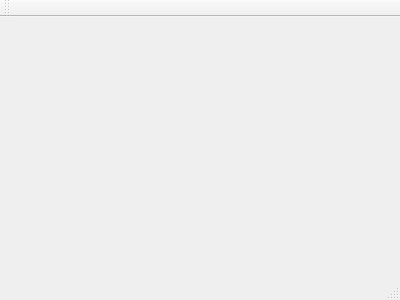
Old version of the form EDD_Practica1/mainwindow.ui in the repository 201314735/EDD_201314735.
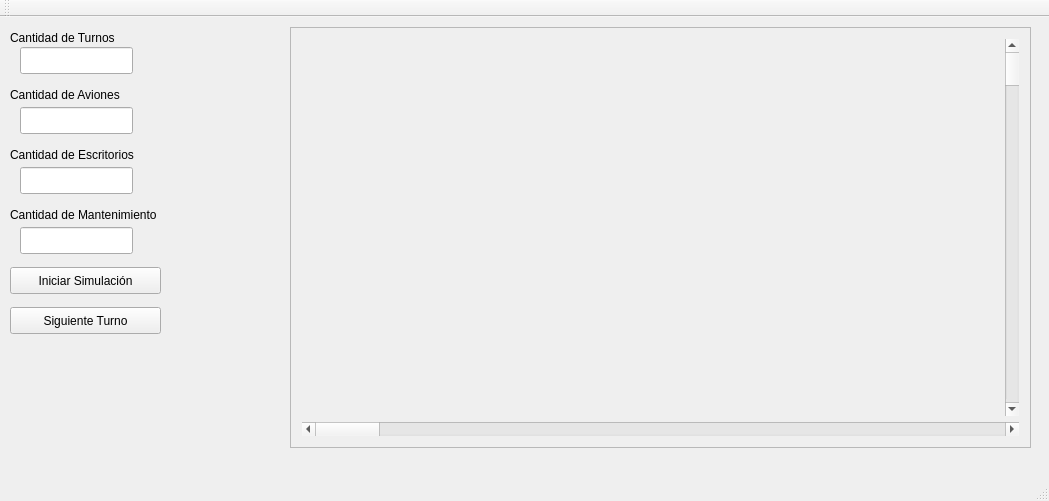
New version of the form.

```diff
--- a/EDD_Practica1/mainwindow.ui
+++ b/EDD_Practica1/mainwindow.ui
@@ -1,24 +1,197 @@
 <ui version="4.0">
  <class>MainWindow</class>
- <widget class="QMainWindow" name="MainWindow" >
-  <property name="geometry" >
+ <widget class="QMainWindow" name="MainWindow">
+  <property name="geometry">
    <rect>
     <x>0</x>
     <y>0</y>
-    <width>400</width>
-    <height>300</height>
+    <width>1049</width>
+    <height>501</height>
    </rect>
   </property>
   <property name="windowTitle" >
    <string>MainWindow</string>
   </property>
-  <widget class="QMenuBar" name="menuBar" />
-  <widget class="QToolBar" name="mainToolBar" />
-  <widget class="QWidget" name="centralWidget" />
-  <widget class="QStatusBar" name="statusBar" />
+  <widget class="QWidget" name="centralWidget">
+   <widget class="QLabel" name="label">
+    <property name="geometry">
+     <rect>
+      <x>10</x>
+      <y>10</y>
+      <width>131</width>
+      <height>21</height>
+     </rect>
+    </property>
+    <property name="text">
+     <string>Cantidad de Turnos</string>
+    </property>
+   </widget>
+   <widget class="QLabel" name="label_2">
+    <property name="geometry">
+     <rect>
+      <x>10</x>
+      <y>70</y>
+      <width>141</width>
+      <height>16</height>
+     </rect>
+    </property>
+    <property name="text">
+     <string>Cantidad de Aviones</string>
+    </property>
+   </widget>
+   <widget class="QLabel" name="label_3">
+    <property name="geometry">
+     <rect>
+      <x>10</x>
+      <y>130</y>
+      <width>161</width>
+      <height>16</height>
+     </rect>
+    </property>
+    <property name="text">
+     <string>Cantidad de Escritorios</string>
+    </property>
+   </widget>
+   <widget class="QLabel" name="label_4">
+    <property name="geometry">
+     <rect>
+      <x>10</x>
+      <y>190</y>
+      <width>191</width>
+      <height>16</height>
+     </rect>
+    </property>
+    <property name="text">
+     <string>Cantidad de Mantenimiento</string>
+    </property>
+   </widget>
+   <widget class="QPushButton" name="pushButton">
+    <property name="geometry">
+     <rect>
+      <x>10</x>
+      <y>250</y>
+      <width>151</width>
+      <height>27</height>
+     </rect>
+    </property>
+    <property name="text">
+     <string>Iniciar Simulación</string>
+    </property>
+   </widget>
+   <widget class="QPushButton" name="pushButton_2">
+    <property name="geometry">
+     <rect>
+      <x>10</x>
+      <y>290</y>
+      <width>151</width>
+      <height>27</height>
+     </rect>
+    </property>
+    <property name="text">
+     <string>Siguiente Turno</string>
+    </property>
+   </widget>
+   <widget class="QLineEdit" name="lineEdit">
+    <property name="geometry">
+     <rect>
+      <x>20</x>
+      <y>30</y>
+      <width>113</width>
+      <height>27</height>
+     </rect>
+    </property>
+   </widget>
+   <widget class="QLineEdit" name="lineEdit_2">
+    <property name="geometry">
+     <rect>
+      <x>20</x>
+      <y>90</y>
+      <width>113</width>
+      <height>27</height>
+     </rect>
+    </property>
+   </widget>
+   <widget class="QLineEdit" name="lineEdit_3">
+    <property name="geometry">
+     <rect>
+      <x>20</x>
+      <y>150</y>
+      <width>113</width>
+      <height>27</height>
+     </rect>
+    </property>
+   </widget>
+   <widget class="QLineEdit" name="lineEdit_4">
+    <property name="geometry">
+     <rect>
+      <x>20</x>
+      <y>210</y>
+      <width>113</width>
+      <height>27</height>
+     </rect>
+    </property>
+   </widget>
+   <widget class="QScrollArea" name="scrollArea">
+    <property name="geometry">
+     <rect>
+      <x>290</x>
+      <y>10</y>
+      <width>741</width>
+      <height>421</height>
+     </rect>
+    </property>
+    <property name="widgetResizable">
+     <bool>true</bool>
+    </property>
+    <widget class="QWidget" name="scrollAreaWidgetContents">
+     <property name="geometry">
+      <rect>
+       <x>0</x>
+       <y>0</y>
+       <width>739</width>
+       <height>419</height>
+      </rect>
+     </property>
+     <layout class="QVBoxLayout" name="verticalLayout">
+      <item alignment="Qt::AlignRight">
+       <widget class="QScrollBar" name="verticalScrollBar">
+        <property name="orientation">
+         <enum>Qt::Vertical</enum>
+        </property>
+       </widget>
+      </item>
+      <item>
+       <widget class="QScrollBar" name="horizontalScrollBar">
+        <property name="orientation">
+         <enum>Qt::Horizontal</enum>
+        </property>
+       </widget>
+      </item>
+     </layout>
+    </widget>
+   </widget>
+  </widget>
+  <widget class="QMenuBar" name="menuBar">
+   <property name="geometry">
+    <rect>
+     <x>0</x>
+     <y>0</y>
+     <width>1049</width>
+     <height>25</height>
+    </rect>
+   </property>
+  </widget>
+  <widget class="QToolBar" name="mainToolBar">
+   <attribute name="toolBarArea">
+    <enum>TopToolBarArea</enum>
+   </attribute>
+   <attribute name="toolBarBreak">
+    <bool>false</bool>
+   </attribute>
+  </widget>
+  <widget class="QStatusBar" name="statusBar"/>
  </widget>
- <layoutDefault spacing="6" margin="11" />
- <pixmapfunction></pixmapfunction>
+ <layoutdefault spacing="6" margin="11"/>
  <resources/>
  <connections/>
 </ui>
```
Left out of the diff: 3 changed lines with no effect on the pictures.
